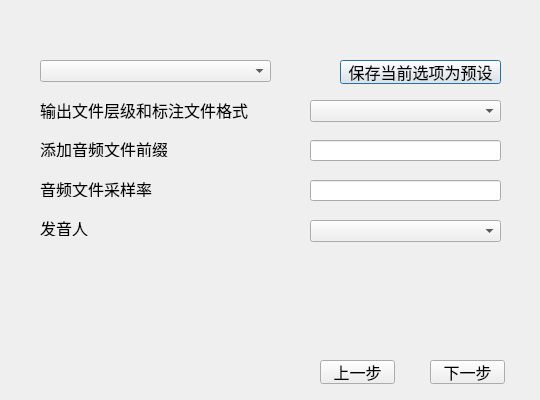
Above: ui/uifiles/output_dataset_speaker.ui from kslz/sound_dataset_tools2 before the change. Below: the same form after it.
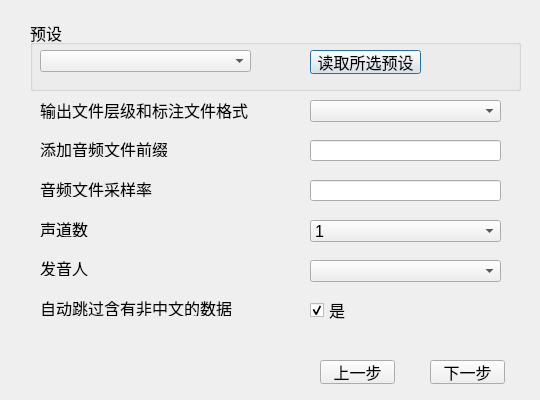
That is the form after the change.

Patch:
```diff
--- a/ui/uifiles/output_dataset_speaker.ui
+++ b/ui/uifiles/output_dataset_speaker.ui
@@ -24,31 +24,13 @@
      <x>20</x>
      <y>10</y>
      <width>511</width>
-     <height>321</height>
+     <height>351</height>
     </rect>
    </property>
    <property name="currentIndex">
     <number>0</number>
    </property>
    <widget class="QWidget" name="page">
-    <widget class="QPushButton" name="pushButton_save_preinstall">
-     <property name="geometry">
-      <rect>
-       <x>320</x>
-       <y>50</y>
-       <width>161</width>
-       <height>24</height>
-      </rect>
-     </property>
-     <property name="font">
-      <font>
-       <pointsize>12</pointsize>
-      </font>
-     </property>
-     <property name="text">
-      <string>保存当前选项为预设</string>
-     </property>
-    </widget>
     <widget class="QLabel" name="label_2">
      <property name="geometry">
       <rect>
@@ -98,16 +80,6 @@
       <string>音频文件采样率</string>
      </property>
     </widget>
-    <widget class="QComboBox" name="comboBox_preinstall">
-     <property name="geometry">
-      <rect>
-       <x>20</x>
-       <y>50</y>
-       <width>231</width>
-       <height>22</height>
-      </rect>
-     </property>
-    </widget>
     <widget class="QLabel" name="label">
      <property name="geometry">
       <rect>
@@ -138,7 +110,7 @@
      <property name="geometry">
       <rect>
        <x>20</x>
-       <y>210</y>
+       <y>250</y>
        <width>131</width>
        <height>16</height>
       </rect>
@@ -151,10 +123,113 @@
      <property name="geometry">
       <rect>
        <x>290</x>
+       <y>250</y>
+       <width>191</width>
+       <height>22</height>
+      </rect>
+     </property>
+    </widget>
+    <widget class="QGroupBox" name="groupBox_2">
+     <property name="geometry">
+      <rect>
+       <x>10</x>
+       <y>10</y>
+       <width>491</width>
+       <height>71</height>
+      </rect>
+     </property>
+     <property name="title">
+      <string>预设</string>
+     </property>
+     <widget class="QPushButton" name="pushButton_read_preinstall">
+      <property name="geometry">
+       <rect>
+        <x>280</x>
+        <y>30</y>
+        <width>111</width>
+        <height>24</height>
+       </rect>
+      </property>
+      <property name="font">
+       <font>
+        <pointsize>12</pointsize>
+       </font>
+      </property>
+      <property name="text">
+       <string>读取所选预设</string>
+      </property>
+     </widget>
+     <widget class="QComboBox" name="comboBox_preinstall">
+      <property name="geometry">
+       <rect>
+        <x>10</x>
+        <y>30</y>
+        <width>211</width>
+        <height>22</height>
+       </rect>
+      </property>
+     </widget>
+    </widget>
+    <widget class="QLabel" name="label_4">
+     <property name="geometry">
+      <rect>
+       <x>20</x>
+       <y>211</y>
+       <width>131</width>
+       <height>16</height>
+      </rect>
+     </property>
+     <property name="text">
+      <string>声道数</string>
+     </property>
+    </widget>
+    <widget class="QComboBox" name="comboBox_channel">
+     <property name="geometry">
+      <rect>
+       <x>290</x>
        <y>210</y>
        <width>191</width>
        <height>22</height>
       </rect>
+     </property>
+     <item>
+      <property name="text">
+       <string>1</string>
+      </property>
+     </item>
+     <item>
+      <property name="text">
+       <string>2</string>
+      </property>
+     </item>
+    </widget>
+    <widget class="QCheckBox" name="checkBox_auto_skip">
+     <property name="geometry">
+      <rect>
+       <x>290</x>
+       <y>290</y>
+       <width>111</width>
+       <height>20</height>
+      </rect>
+     </property>
+     <property name="text">
+      <string>是</string>
+     </property>
+     <property name="checked">
+      <bool>true</bool>
+     </property>
+    </widget>
+    <widget class="QLabel" name="label_5">
+     <property name="geometry">
+      <rect>
+       <x>20</x>
+       <y>290</y>
+       <width>201</width>
+       <height>16</height>
+      </rect>
+     </property>
+     <property name="text">
+      <string>自动跳过含有非中文的数据</string>
      </property>
     </widget>
    </widget>
```
